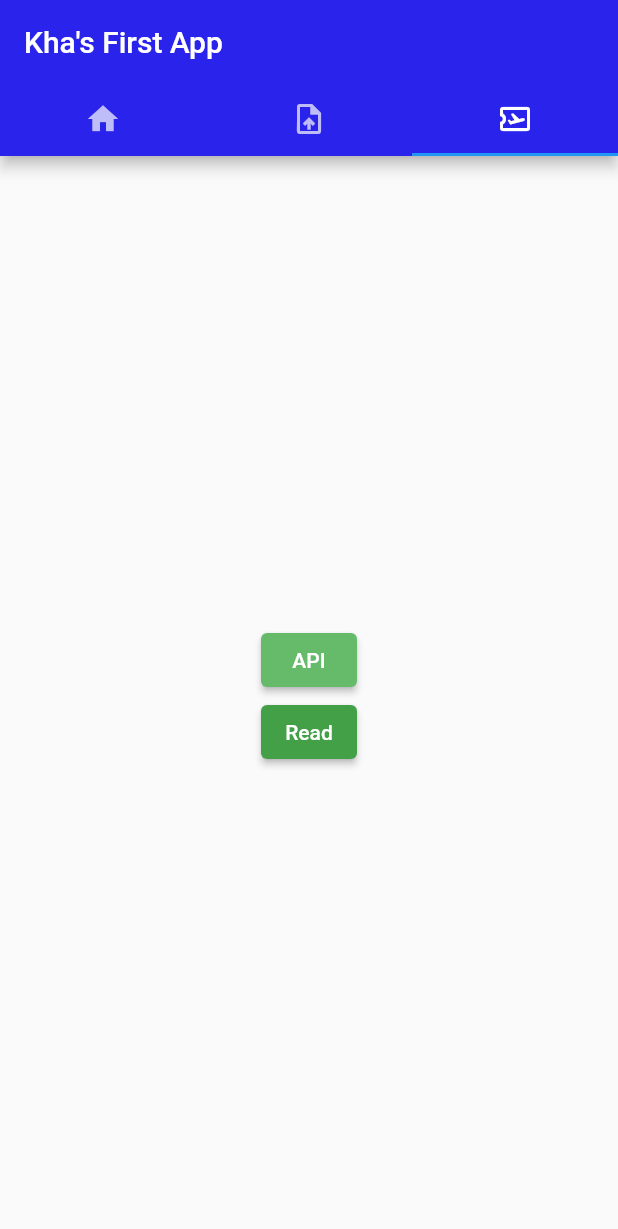
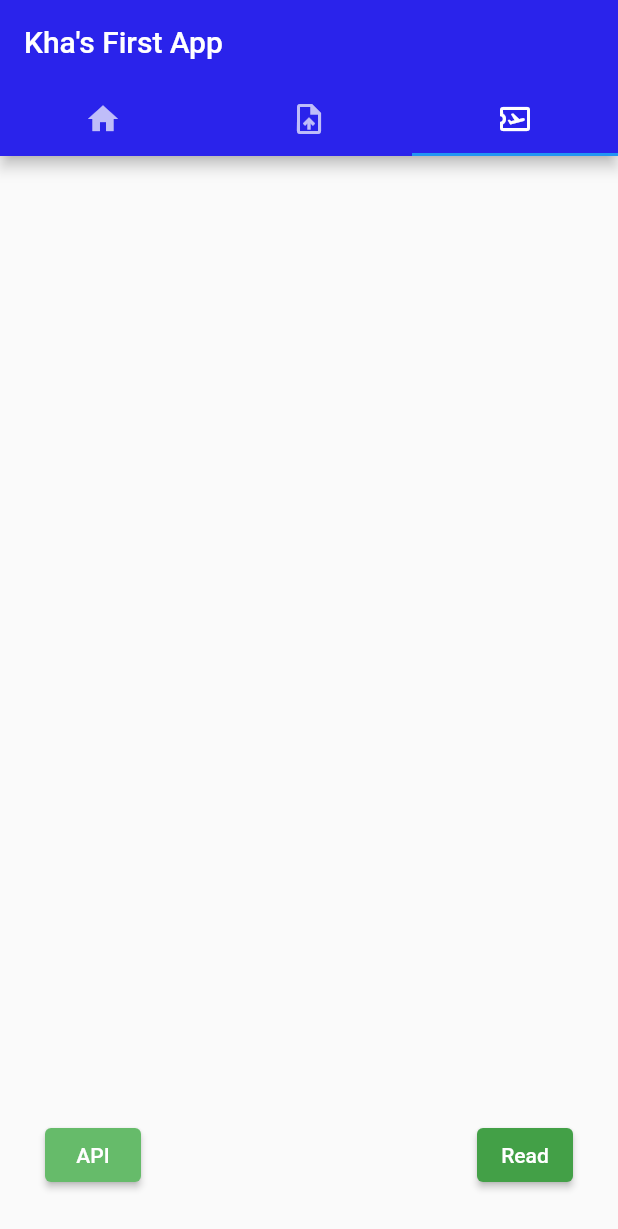
Before and after one commit to khatruong2009/my-flutter-app, a Flutter app: the screen it shows after launch, tab 3 chosen, on a phone screen of 412 x 824 dp. Shown: the top 1229 px of the screen. Run offline on Flutter 3.47's test engine with Material 2 defaults, Android fonts, the phone set to English and light mode, and no system bars; our stand-ins replace file_picker; missing offline and left inert: amplify_analytics_pinpoint, amplify_api, amplify_auth_cognito, amplify_authenticator, amplify_core, amplify_datastore and 2 more.

Commit message:
moved api and read buttons on the datastore tab

```diff
--- a/myapp/lib/main.dart
+++ b/myapp/lib/main.dart
@@ -547,9 +547,9 @@ class _MyAppState extends State<MyApp> {
             children: [
               // HOME PAGE
               Stack(children: [
-                Container(
-                  color: Colors.white,
-                ),
+                // Container(
+                //   color: Colors.white,
+                // ),
                 Center(
                   child: Padding(
                     padding: const EdgeInsets.symmetric(vertical: 0),
@@ -710,11 +710,15 @@ class _MyAppState extends State<MyApp> {
     );
   }
 
-  Column apiPage() {
-    return Column(
-      mainAxisAlignment: MainAxisAlignment.center,
+  Stack apiPage() {
+    return Stack(
+      // mainAxisAlignment: MainAxisAlignment.center,
       children: [
-        ElevatedButton(
+        Align(
+          alignment: Alignment.bottomLeft,
+          child: Padding(
+            padding: const EdgeInsets.all(30.0),
+            child: ElevatedButton(
               onPressed: () {
                 saveToDo();
               },
@@ -726,7 +730,14 @@ class _MyAppState extends State<MyApp> {
                 'API',
               ),
             ),
-        ElevatedButton(
+          ),
+        ),
+        Align(
+          // give some more padding to the bottom right button
+          alignment: Alignment.bottomRight,
+          child: Padding(
+            padding: const EdgeInsets.all(30.0),
+            child: ElevatedButton(
               onPressed: () {
                 readToDo();
               },
@@ -736,6 +747,8 @@ class _MyAppState extends State<MyApp> {
               ),
               child: const Text(
                 'Read',
+              ),
+            ),
           ),
         ),
         // ElevatedButton(
```
Lines whose indentation alone changed are shown as unchanged.
